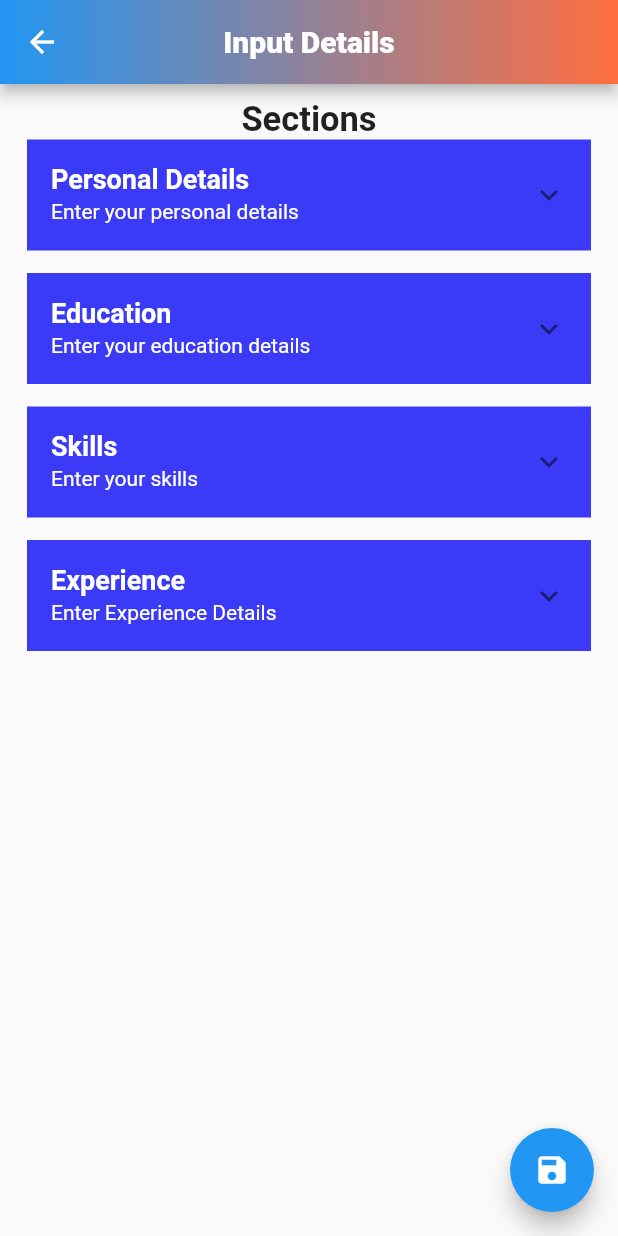
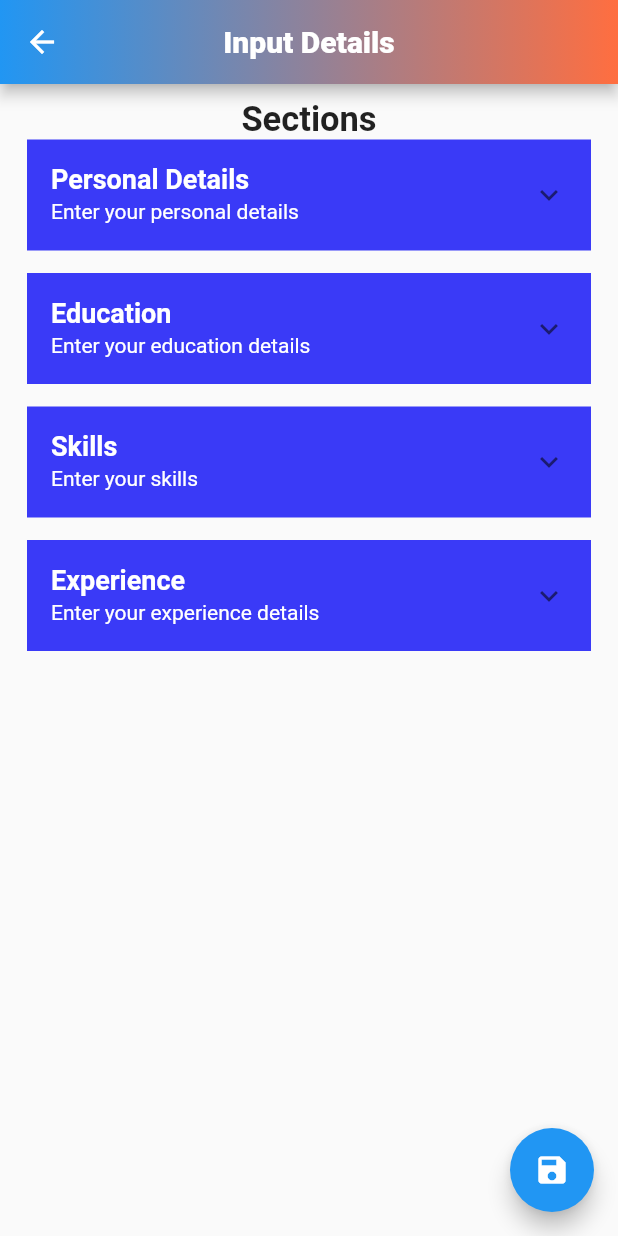
Before and after one commit to Prajwal-2002/resume_builder, a Flutter app: the InputDetails screen opened directly, on a phone screen of 412 x 824 dp. Run offline on Flutter 3.47's test engine with Material 2 defaults, Android fonts, the phone set to English and light mode, and no system bars; our stand-ins replace google_fonts, image_picker, pdf, printing; missing offline and left inert: open_file_safe.

Commit message:
exp file updated

```diff
--- a/lib/ui/screens/education_details.dart
+++ b/lib/ui/screens/education_details.dart
@@ -90,7 +90,7 @@ class _EducationDetailsState extends State<EducationDetails> {
                     shape: MaterialStateProperty.all(RoundedRectangleBorder(
                         borderRadius: BorderRadius.circular(15.0)))),
                 child: const Text(
-                  "Remove Education Details +",
+                  "Remove Education Details -",
                   style: TextStyle(
                       fontWeight: FontWeight.bold,
                       color: Colors.white,
--- a/lib/ui/screens/experience_details.dart
+++ b/lib/ui/screens/experience_details.dart
@@ -1,15 +1,29 @@
 import 'package:flutter/material.dart';
 import 'package:simple_pdf/ui/reuse_widgets.dart';
 
-class ExperienceDetails extends StatelessWidget {
+class ExperienceDetails extends StatefulWidget {
+  const ExperienceDetails({super.key});
+
+  @override
+  State<ExperienceDetails> createState() => _ExperienceDetailsState();
+}
+
+class _ExperienceDetailsState extends State<ExperienceDetails> {
+  final List<List<Widget>> experienceWidgets = [];
   late List<Widget> experienceDetails;
 
-  final _yearActiveController = TextEditingController();
-  final _positionController = TextEditingController();
-  final _companyController = TextEditingController();
-  final _descriptionController = TextEditingController();
+  late TextEditingController _yearActiveController;
+  late TextEditingController _positionController;
+  late TextEditingController _companyController;
+  late TextEditingController _descriptionController;
 
-  ExperienceDetails({super.key}) {
+  @override
+  void initState() {
+    super.initState();
+    _yearActiveController = TextEditingController();
+    _positionController = TextEditingController();
+    _companyController = TextEditingController();
+    _descriptionController = TextEditingController();
     experienceDetails = [
       ReuseWidgets.input_fields(_yearActiveController, "Year Active",
           "Enter year active here", TextInputAction.next, Icons.calendar_month),
@@ -24,7 +38,93 @@ class ExperienceDetails extends StatelessWidget {
 
   @override
   Widget build(BuildContext context) {
-    return ReuseWidgets.expansionTiles(
-        "Experience", "Enter Experience Details", experienceDetails);
+    return ExpansionTile(
+      maintainState: true,
+      title: const Text(
+        "Experience",
+        style: TextStyle(fontSize: 18, fontWeight: FontWeight.bold),
+      ),
+      initiallyExpanded: false,
+      collapsedTextColor: Colors.white,
+      textColor: Colors.black,
+      childrenPadding: const EdgeInsets.only(
+        top: 10,
+      ),
+      expandedAlignment: Alignment.center,
+      iconColor: Colors.black87,
+      subtitle: const Text("Enter your experience details"),
+      children: [
+        OutlinedButton(
+            onPressed: () {
+              setState(() {
+                _addExperience();
+              });
+            },
+            style: ButtonStyle(
+                backgroundColor: MaterialStateProperty.all(Colors.indigoAccent),
+                shape: MaterialStateProperty.all(RoundedRectangleBorder(
+                    borderRadius: BorderRadius.circular(15.0)))),
+            child: const Text(
+              "Add Experience Details +",
+              style: TextStyle(
+                  fontWeight: FontWeight.bold,
+                  color: Colors.white,
+                  fontSize: 15),
+            )),
+        _displayExperienceWidgets(),
+        experienceWidgets.isEmpty
+            ? SizedBox(
+                height: 1,
+              )
+            : OutlinedButton(
+                onPressed: () {
+                  setState(() {
+                    _removeExperience();
+                  });
+                },
+                style: ButtonStyle(
+                    backgroundColor:
+                        MaterialStateProperty.all(Colors.indigoAccent),
+                    shape: MaterialStateProperty.all(RoundedRectangleBorder(
+                        borderRadius: BorderRadius.circular(15.0)))),
+                child: const Text(
+                  "Remove Experience Details +",
+                  style: TextStyle(
+                      fontWeight: FontWeight.bold,
+                      color: Colors.white,
+                      fontSize: 15),
+                )),
+      ],
+      backgroundColor: Colors.white,
+      collapsedBackgroundColor: const Color.fromARGB(255, 58, 58, 247),
+    );
+  }
+
+  _addExperience() {
+    setState(() {
+      experienceWidgets.add(experienceDetails);
+    });
+  }
+
+  _removeExperience() {
+    setState(() {
+      experienceWidgets.removeLast();
+    });
+  }
+
+  _displayExperienceWidgets() {
+    return ListView.builder(
+        shrinkWrap: true,
+        physics: const NeverScrollableScrollPhysics(),
+        itemCount: experienceWidgets.length,
+        itemBuilder: (context, index) {
+          return ListView.builder(
+              shrinkWrap: true,
+              physics: const NeverScrollableScrollPhysics(),
+              itemCount: experienceWidgets[index].length,
+              itemBuilder: (context, i) {
+                return experienceWidgets[index][i];
+              });
+        });
   }
 }
--- a/lib/ui/screens/input_details.dart
+++ b/lib/ui/screens/input_details.dart
@@ -5,7 +5,6 @@ import 'package:simple_pdf/ui/screens/education_details.dart';
 import 'package:simple_pdf/ui/screens/experience_details.dart';
 import 'package:simple_pdf/ui/screens/personal_details.dart';
 import 'package:simple_pdf/ui/screens/skills.dart';
-import '../../input_field.dart';
 
 class InputDetails extends StatefulWidget {
   const InputDetails({super.key});
@@ -77,7 +76,7 @@ class _InputDetailsState extends State<InputDetails> {
           const SizedBox(
             height: 15,
           ),
-          ExperienceDetails(),
+          const ExperienceDetails(),
           const SizedBox(
             height: 30,
           ),
```
